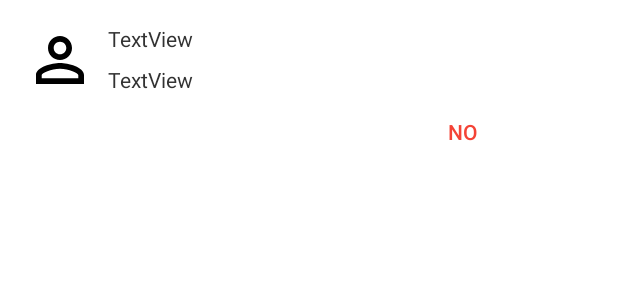
After one commit to sadraii/should-i, an Android app: the layout fragment_profile_dialog.xml on its own in the app's theme, with its tools: preview values and no code run, on a phone screen of 412 x 824 dp. The commit adds this screen. Shown: the top 300 px of the screen. Run offline under Robolectric (Android 15) with nearby library versions, the phone set to English and light mode, and no system bars.

Commit message:
Started Profile bottom sheet.

```diff
--- a/app/src/main/java/com/sadraii/shouldi/data/dao/UserFirebaseDataStore.kt
+++ b/app/src/main/java/com/sadraii/shouldi/data/dao/UserFirebaseDataStore.kt
@@ -68,7 +68,6 @@ class UserFirebaseDataStore {
                         "userName" to userName,
                         "email" to email,
                         "lastOnline" to lastOnline,
-                        "lastVote" to lastVote,
                         "photoUrl" to photoUrl
                     )
                 }
--- /dev/null
+++ b/app/src/main/res/drawable/ic_person_outline_black_48dp.xml
@@ -0,0 +1,9 @@
+<vector xmlns:android="http://schemas.android.com/apk/res/android"
+    android:width="48dp"
+    android:height="48dp"
+    android:viewportWidth="24.0"
+    android:viewportHeight="24.0">
+    <path
+        android:fillColor="#FF000000"
+        android:pathData="M12,5.9c1.16,0 2.1,0.94 2.1,2.1s-0.94,2.1 -2.1,2.1S9.9,9.16 9.9,8s0.94,-2.1 2.1,-2.1m0,9c2.97,0 6.1,1.46 6.1,2.1v1.1L5.9,18.1L5.9,17c0,-0.64 3.13,-2.1 6.1,-2.1M12,4C9.79,4 8,5.79 8,8s1.79,4 4,4 4,-1.79 4,-4 -1.79,-4 -4,-4zM12,13c-2.67,0 -8,1.34 -8,4v3h16v-3c0,-2.66 -5.33,-4 -8,-4z"/>
+</vector>
--- a/app/src/main/res/layout/fragment_picture_detail.xml
+++ b/app/src/main/res/layout/fragment_picture_detail.xml
@@ -11,7 +11,7 @@
         android:id="@+id/picture_imageView"
         android:layout_width="0dp"
         android:layout_height="0dp"
-        android:src="@drawable/ic_toolbar_sign_out"
+        android:src="@drawable/ic_toolbar_profile"
         app:layout_constraintBottom_toBottomOf="parent"
         app:layout_constraintEnd_toEndOf="parent"
         app:layout_constraintStart_toStartOf="parent"
--- /dev/null
+++ b/app/src/main/res/layout/fragment_profile_dialog.xml
@@ -0,0 +1,61 @@
+<?xml version="1.0" encoding="utf-8"?>
+<androidx.constraintlayout.widget.ConstraintLayout xmlns:android="http://schemas.android.com/apk/res/android"
+    xmlns:app="http://schemas.android.com/apk/res-auto"
+    xmlns:tools="http://schemas.android.com/tools"
+    android:id="@+id/profile_dialog_layout"
+    android:layout_width="match_parent"
+    android:layout_height="match_parent">
+
+    <ImageView
+        android:id="@+id/profile_imageView"
+        android:layout_width="wrap_content"
+        android:layout_height="wrap_content"
+        android:layout_marginStart="16dp"
+        android:layout_marginTop="16dp"
+        app:layout_constraintStart_toStartOf="parent"
+        app:layout_constraintTop_toTopOf="parent"
+        app:srcCompat="@drawable/ic_person_outline_black_48dp" />
+
+    <TextView
+        android:id="@+id/username_textView"
+        android:layout_width="wrap_content"
+        android:layout_height="wrap_content"
+        android:layout_marginStart="8dp"
+        android:text="TextView"
+        app:layout_constraintStart_toEndOf="@+id/profile_imageView"
+        app:layout_constraintTop_toTopOf="@+id/profile_imageView" />
+
+    <TextView
+        android:id="@+id/joined_textView"
+        android:layout_width="wrap_content"
+        android:layout_height="wrap_content"
+        android:layout_marginStart="8dp"
+        android:layout_marginTop="8dp"
+        android:text="TextView"
+        app:layout_constraintStart_toEndOf="@+id/profile_imageView"
+        app:layout_constraintTop_toBottomOf="@+id/username_textView" />
+
+    <Button
+        android:id="@+id/logout_button"
+        style="@style/Widget.AppCompat.Button.Borderless"
+        android:layout_width="0dp"
+        android:layout_height="wrap_content"
+        android:text="@string/vote_no_button"
+        android:textColor="#FFF"
+        app:layout_constraintEnd_toStartOf="@id/delete_button"
+        app:layout_constraintStart_toStartOf="parent"
+        app:layout_constraintTop_toBottomOf="@+id/profile_imageView"
+        tools:text="@string/vote_no_button" />
+
+    <Button
+        android:id="@+id/delete_button"
+        style="@style/Widget.AppCompat.Button.Borderless"
+        android:layout_width="0dp"
+        android:layout_height="wrap_content"
+        android:text="@string/vote_no_button"
+        android:textColor="@color/no_red"
+        app:layout_constraintStart_toEndOf="@id/logout_button"
+        app:layout_constraintEnd_toEndOf="parent"
+        app:layout_constraintTop_toBottomOf="@+id/profile_imageView"
+        tools:text="@string/vote_no_button" />
+</androidx.constraintlayout.widget.ConstraintLayout>
--- a/app/src/main/res/layout/fragment_vote.xml
+++ b/app/src/main/res/layout/fragment_vote.xml
@@ -158,6 +158,7 @@
         android:layout_marginTop="8dp"
         android:clickable="true"
         android:text="@string/vote_no_button"
+        app:iconTint="@color/no_red"
         app:icon="@drawable/ic_no_vote_black_24dp"
         app:layout_constraintStart_toStartOf="@+id/picture_cardView"
         app:layout_constraintTop_toBottomOf="@+id/picture_cardView" />
@@ -171,6 +172,7 @@
         android:layout_marginEnd="16dp"
         android:clickable="true"
         android:text="@string/vote_yes_button"
+        app:iconTint="@color/yes_green"
         app:icon="@drawable/ic_yes_vote_black_24dp"
         app:layout_constraintEnd_toEndOf="@+id/picture_cardView"
         app:layout_constraintTop_toBottomOf="@+id/picture_cardView" />
--- a/app/src/main/res/menu/main_menu.xml
+++ b/app/src/main/res/menu/toolbar_menu.xml
@@ -3,8 +3,8 @@
     xmlns:app="http://schemas.android.com/apk/res-auto">
 
     <item
-        android:id="@+id/log_out"
-        android:icon="@drawable/ic_toolbar_sign_out"
-        android:title="@string/sign_out_button"
+        android:id="@+id/profile_button"
+        android:icon="@drawable/ic_toolbar_profile"
+        android:title="@string/profile_button"
         app:showAsAction="ifRoom" />
 </menu>
--- a/app/src/main/res/values/colors.xml
+++ b/app/src/main/res/values/colors.xml
@@ -9,4 +9,6 @@
     <color name="card_bg_1">#F0F0F0</color>
     <color name="card_bg_2">#C8C8C8</color>
     <color name="caption_card_bg">#F2FFFFFF</color>
+    <color name="yes_green">#4CAF50</color>
+    <color name="no_red">#F44336</color>
 </resources>
--- a/app/src/main/res/values/strings.xml
+++ b/app/src/main/res/values/strings.xml
@@ -11,7 +11,8 @@
    <string name="take_picture_button">Should I?</string>
    <string name="nav_vote_button">Vote</string>
    <string name="nav_pictures_button">My Pictures</string>
-   <string name="sign_out_button">Sign Out</string>
+   <string name="logout_button">LOG OUT</string>
+   <string name="delete_button">DELETE</string>
    <string name="caption_upload_button">Upload</string>
    <string name="vote_no_button">NO</string>
    <string name="vote_yes_button">YES</string>
@@ -31,4 +32,5 @@
    <string name="sample_caption">do this amazing thing?</string>
    <string name="sample_username">Username</string>
    <string name="anonymous_username">Anonymous User</string>
+   <string name="profile_button">Profile</string>
 </resources>
```
Also changed, not shown: app/src/main/java/com/sadraii/shouldi/data/dao/PictureFirebaseDataStore.kt (+7 -9 lines), app/src/main/java/com/sadraii/shouldi/ui/ProfileDialog.kt (added, +27 -0 lines), app/src/main/java/com/sadraii/shouldi/ui/Vote.kt (+1 -7 lines), app/src/main/java/com/sadraii/shouldi/viewmodel/VoteViewModel.kt (+5 -6 lines), app/src/main/res/drawable/ic_toolbar_profile.xml (renamed from app/src/main/res/drawable/ic_toolbar_sign_out.xml).
